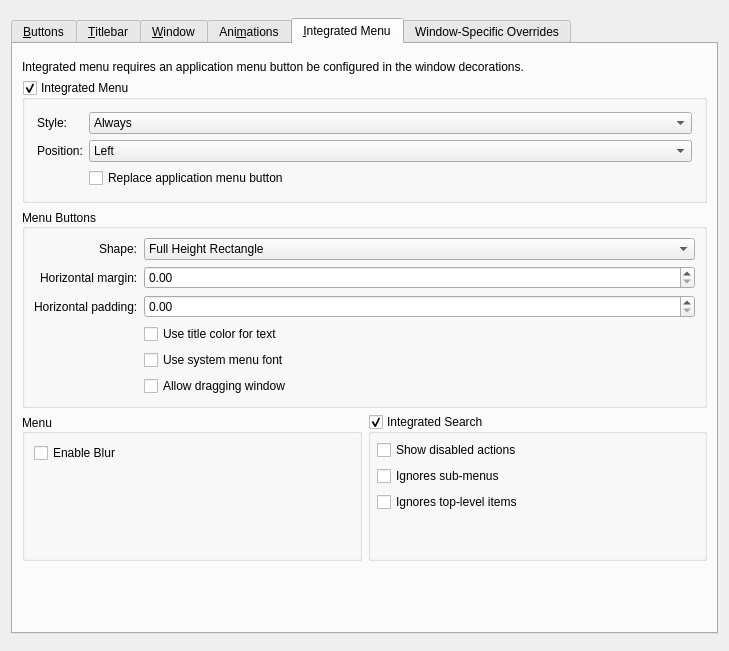
The window that kdecoration/config/ui/breezeconfigurationui.ui (remilia-dev/klassy) describes before a commit, drawn with Qt 5.
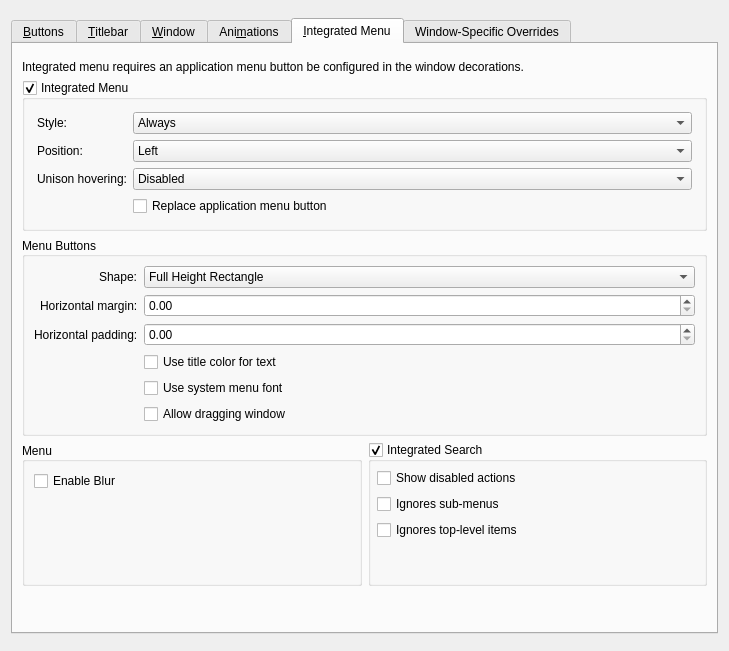
The same window after the commit. The open tabs and pages were chosen to show the change. Icons and pictures are not drawn. Custom widgets are drawn as their Qt base class.

Commit message:
Add unison hovering to integrated menu
Unison hovering for the integrated menu has two different types: separate &
together. The only difference occurs if the normal buttons have unison hovering
enabled: if together is used, the normal buttons & integrated menu hover
together at the same time.

While I'd only ever use the separate setting, the together setting is useful for
trying to get the button outlines to match.

What changed in the file:
```diff
--- a/kdecoration/config/ui/breezeconfigurationui.ui
+++ b/kdecoration/config/ui/breezeconfigurationui.ui
@@ -1687,6 +1687,38 @@
               </property>
              </widget>
             </item>
+            <item row="3" column="0">
+             <widget class="QLabel" name="integratedMenuUnisonHoveringLabel">
+              <property name="text">
+               <string>Unison hovering:</string>
+              </property>
+              <property name="alignment">
+               <set>Qt::AlignmentFlag::AlignRight|Qt::AlignmentFlag::AlignTrailing|Qt::AlignmentFlag::AlignVCenter</set>
+              </property>
+              <property name="buddy">
+               <cstring>integratedMenuUnisonHovering</cstring>
+              </property>
+             </widget>
+            </item>
+            <item row="3" column="1">
+             <widget class="QComboBox" name="integratedMenuUnisonHovering">
+              <item>
+               <property name="text">
+                <string>Disabled</string>
+               </property>
+              </item>
+              <item>
+               <property name="text">
+                <string>Separate</string>
+               </property>
+              </item>
+              <item>
+               <property name="text">
+                <string>Together</string>
+               </property>
+              </item>
+             </widget>
+            </item>
             <item row="2" column="0">
              <widget class="QLabel" name="integratedMenuPositionLabel">
               <property name="text">
```
The commit also changes 11 other files.
